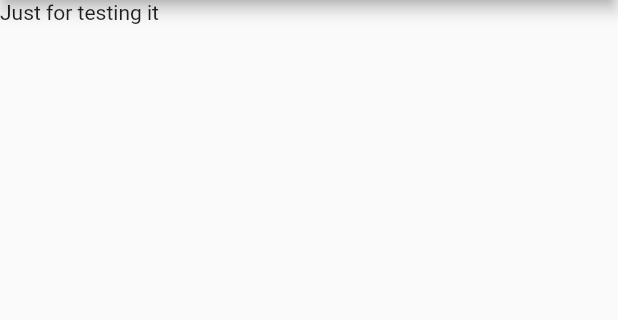
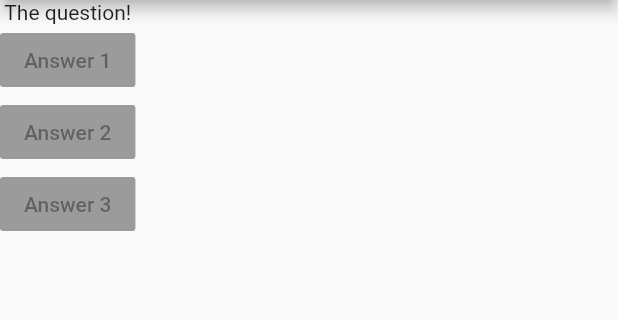
Before and after one commit to aisivan36/flutter_learning, a Flutter app: the screen it shows after launch, on a phone screen of 412 x 824 dp, the part 84-404 px from its top. Run offline on Flutter 3.47's test engine with Material 2 defaults, Android fonts, the phone set to English and light mode, and no system bars; statements that could not run were skipped.

Commit message:
add new code

```diff
--- a/lib/main.dart
+++ b/lib/main.dart
@@ -5,14 +5,38 @@ void main() {
 }
 
 class MyApp extends StatelessWidget {
+  void answerQuestion() {
+    print('Answer')
+  }
+
   @override
   Widget build(BuildContext context) {
+    var questions = [
+      "What's your favorite color?",
+      "What's your favorite animal?",
+    ];
     return MaterialApp(
       home: Scaffold(
         appBar: AppBar(
           title: Text('Flutter Learning'),
         ),
-        body: Text('Just for testing it'),
+        body: Column(
+          children: [
+            Text('The question!'),
+            RaisedButton(
+              child: Text('Answer 1'),
+              onPressed: answerQuestion(),
+            ),
+            RaisedButton(
+              child: Text('Answer 2'),
+              onPressed: null,
+            ),
+            RaisedButton(
+              child: Text('Answer 3'),
+              onPressed: null,
+            ),
+          ],
+        ),
       ),
     );
   }
```
